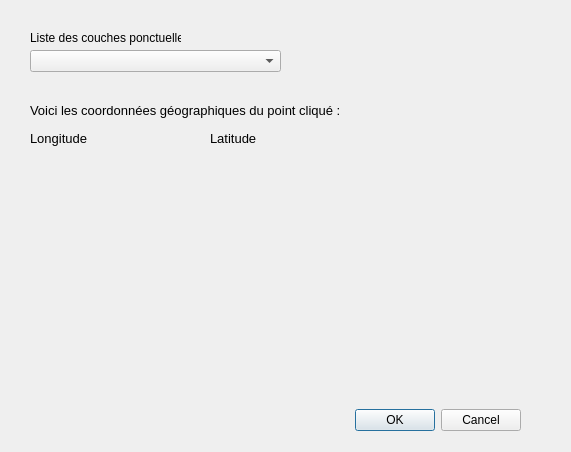
Old version of the form info_displayer_dialog_base.ui in the repository hamza-rachidi/myQGIS-plugin.
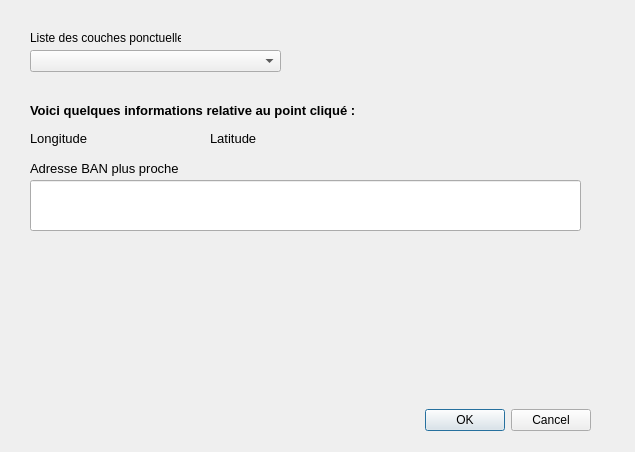
New version of the form.

Commit message: 3e user story implémentée et testée : affichage de l'adresse la plus proche du point cliqué

Patch:
```diff
--- a/info_displayer_dialog_base.ui
+++ b/info_displayer_dialog_base.ui
@@ -6,7 +6,7 @@
    <rect>
     <x>0</x>
     <y>0</y>
-    <width>571</width>
+    <width>635</width>
     <height>452</height>
    </rect>
   </property>
@@ -16,7 +16,7 @@
   <widget class="QDialogButtonBox" name="button_box">
    <property name="geometry">
     <rect>
-     <x>350</x>
+     <x>420</x>
      <y>400</y>
      <width>171</width>
      <height>41</height>
@@ -68,10 +68,12 @@
     <font>
      <family>Arial</family>
      <pointsize>10</pointsize>
+     <weight>75</weight>
+     <bold>true</bold>
     </font>
    </property>
    <property name="text">
-    <string>Voici les coordonnées géographiques du point cliqué :</string>
+    <string>Voici quelques informations relative au point cliqué :</string>
    </property>
   </widget>
   <widget class="QLabel" name="labelLongitude">
@@ -150,6 +152,35 @@
     <string/>
    </property>
   </widget>
+  <widget class="QLabel" name="labelAdresse">
+   <property name="geometry">
+    <rect>
+     <x>30</x>
+     <y>160</y>
+     <width>151</width>
+     <height>16</height>
+    </rect>
+   </property>
+   <property name="font">
+    <font>
+     <family>Arial</family>
+     <pointsize>10</pointsize>
+    </font>
+   </property>
+   <property name="text">
+    <string>Adresse BAN plus proche</string>
+   </property>
+  </widget>
+  <widget class="QLineEdit" name="labelAdresse_Displayed">
+   <property name="geometry">
+    <rect>
+     <x>30</x>
+     <y>180</y>
+     <width>551</width>
+     <height>51</height>
+    </rect>
+   </property>
+  </widget>
  </widget>
  <resources/>
  <connections>
```
The commit also changes 2 other files.
